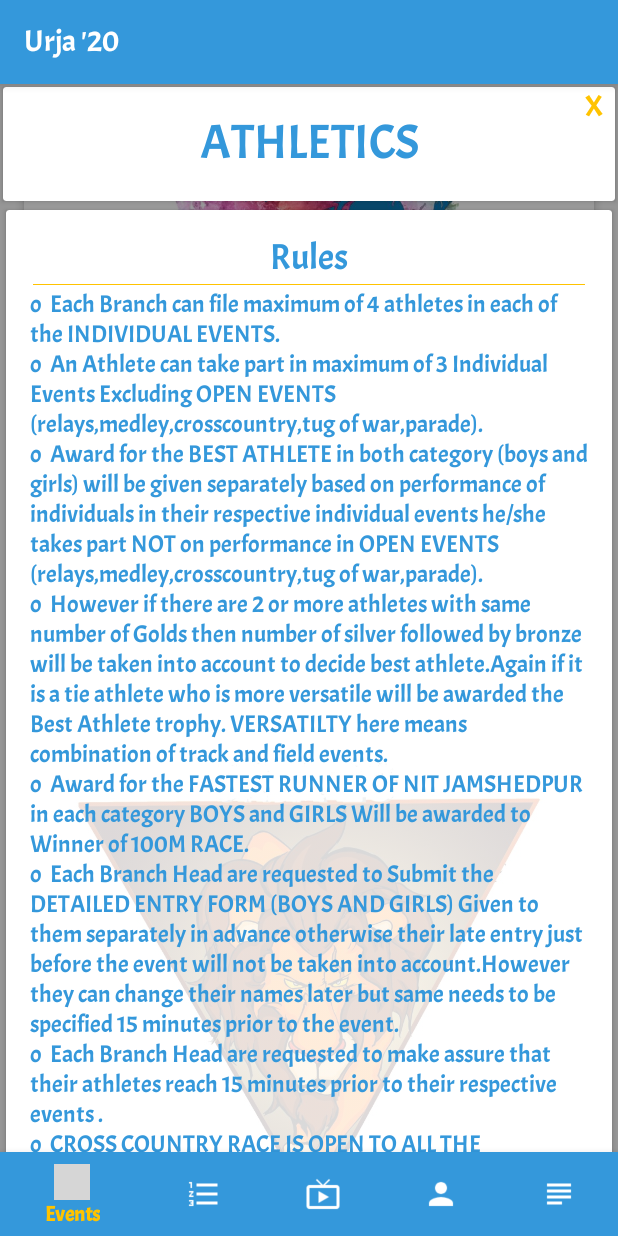
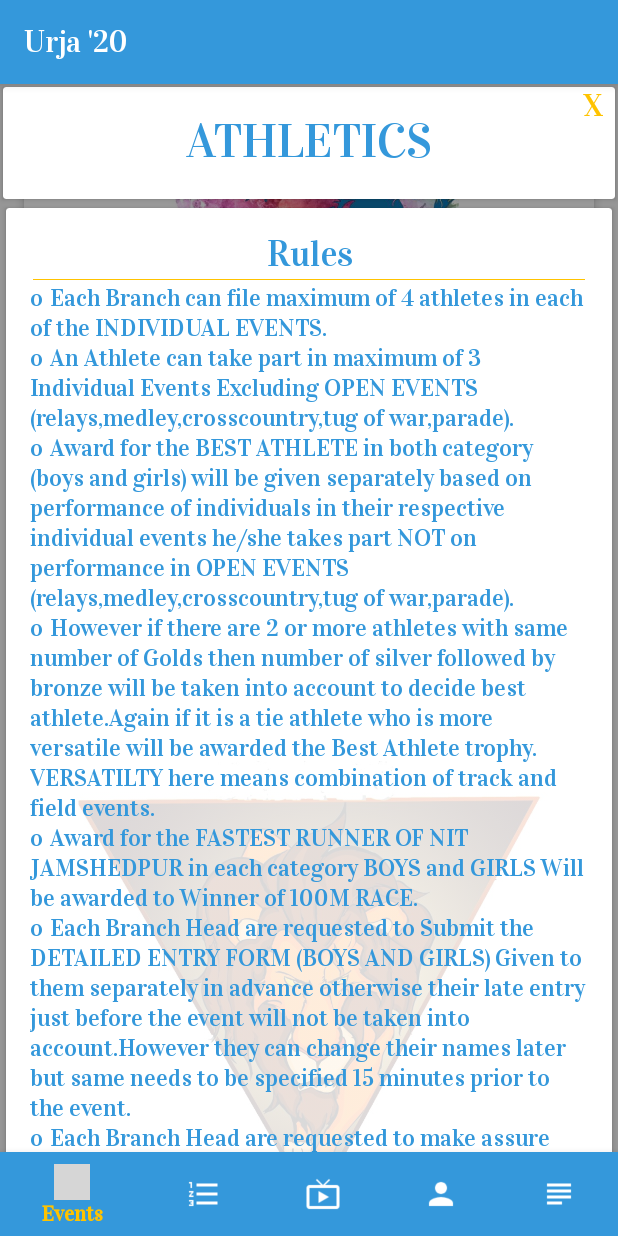
Before and after one commit to DevAdarshAnurag/UrjaNITJSR, an Android app: the screen it shows after launch (HomeActivity), after a tap on an icon or button, on a phone screen of 412 x 824 dp. Run offline under Robolectric (Android 15) with nearby library versions, the phone set to English and light mode, and no system bars; our stand-ins replace Firebase (no records; nobody signed in at launch, a user with empty details on screens opened directly); libraries missing offline, so code that uses them is left out: com.onesignal; 4 statements that could not run were skipped; grey boxes are pictures that could not be loaded.

Commit message:
chnaged font family

```diff
--- a/app/src/main/res/values/styles.xml
+++ b/app/src/main/res/values/styles.xml
@@ -7,7 +7,7 @@
         <item name="colorPrimaryDark">@color/colorPrimaryDark</item>
         <item name="colorAccent">@color/colorAccent</item>
         <item name="android:windowDisablePreview">true</item>
-        <item name="android:fontFamily">@font/acme</item>
+        <item name="android:fontFamily">@font/vidaloka</item>
         <item name="android:navigationBarColor">@color/colorPrimaryDark</item>
     </style>
 
```
Also changed, not shown: app/src/main/res/font/acme.ttf (deleted), app/src/main/res/font/vidaloka.ttf (added).
